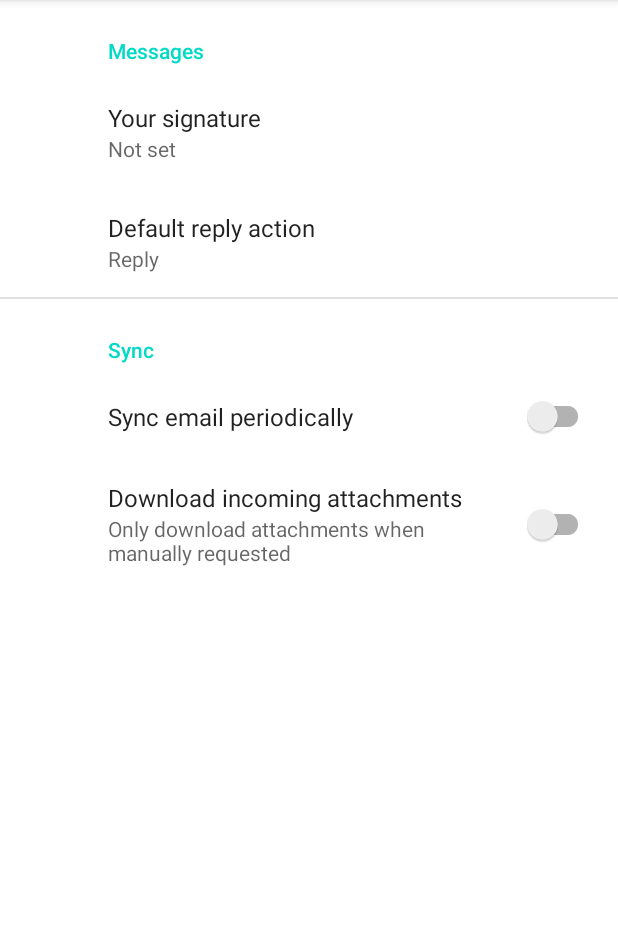
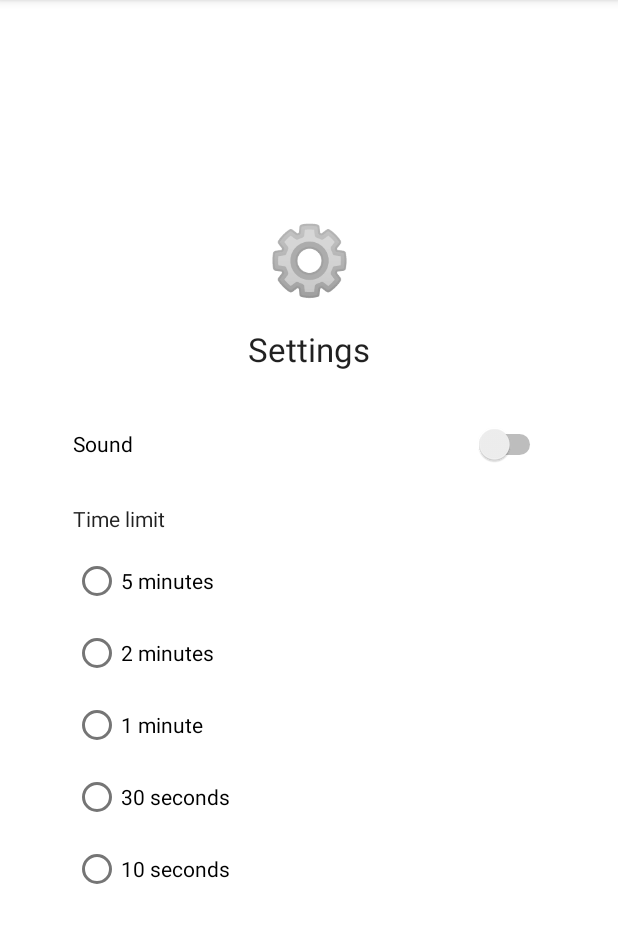
Before and after one commit to cszach/MathQuiz, an Android app: the SettingsFragment screen opened through its navigation route, on a phone screen of 412 x 824 dp, the part 84-1027 px from its top. Run offline under Robolectric (Android 15) with nearby library versions, the phone set to English and light mode, and no system bars.

Commit message:
[SettingsFragment] View

```diff
--- a/app/src/main/java/com/dnguy38/mathquiz/SettingsFragment.kt
+++ b/app/src/main/java/com/dnguy38/mathquiz/SettingsFragment.kt
@@ -1,11 +1,25 @@
 package com.dnguy38.mathquiz
 
 import android.os.Bundle
-import androidx.preference.PreferenceFragmentCompat
+import androidx.fragment.app.Fragment
+import android.view.LayoutInflater
+import android.view.View
+import android.view.ViewGroup
 
-class SettingsFragment : PreferenceFragmentCompat() {
+class SettingsFragment : Fragment() {
+    override fun onCreate(savedInstanceState: Bundle?) {
+        super.onCreate(savedInstanceState)
+    }
 
-    override fun onCreatePreferences(savedInstanceState: Bundle?, rootKey: String?) {
-        setPreferencesFromResource(R.xml.root_preferences, rootKey)
+    override fun onCreateView(
+        inflater: LayoutInflater, container: ViewGroup?,
+        savedInstanceState: Bundle?
+    ): View? {
+        return inflater.inflate(R.layout.fragment_settings, container, false)
+    }
+
+    companion object {
+        @JvmStatic
+        fun newInstance() = SettingsFragment()
     }
 }
--- /dev/null
+++ b/app/src/main/res/layout/fragment_settings.xml
@@ -0,0 +1,114 @@
+<?xml version="1.0" encoding="utf-8"?>
+<androidx.constraintlayout.widget.ConstraintLayout xmlns:android="http://schemas.android.com/apk/res/android"
+    xmlns:app="http://schemas.android.com/apk/res-auto"
+    xmlns:tools="http://schemas.android.com/tools"
+    android:id="@+id/frameLayout2"
+    android:layout_width="match_parent"
+    android:layout_height="match_parent"
+    tools:context=".SettingsFragment">
+
+    <TextView
+        android:id="@+id/settings_fragment_emoji_textView"
+        android:layout_width="wrap_content"
+        android:layout_height="wrap_content"
+        android:text="@string/settings_emoji"
+        android:textAppearance="@style/TextAppearance.AppCompat.Display2"
+        app:layout_constraintBottom_toBottomOf="parent"
+        app:layout_constraintEnd_toStartOf="@+id/guideline2"
+        app:layout_constraintStart_toStartOf="@+id/guideline"
+        app:layout_constraintTop_toTopOf="parent"
+        app:layout_constraintVertical_bias="0.2" />
+
+    <TextView
+        android:id="@+id/settings_fragment_name_textView"
+        android:layout_width="wrap_content"
+        android:layout_height="wrap_content"
+        android:layout_marginTop="16dp"
+        android:text="@string/text_settings"
+        android:textAppearance="@style/TextAppearance.AppCompat.Large"
+        app:layout_constraintEnd_toEndOf="parent"
+        app:layout_constraintStart_toStartOf="parent"
+        app:layout_constraintTop_toBottomOf="@+id/settings_fragment_emoji_textView" />
+
+    <androidx.constraintlayout.widget.Guideline
+        android:id="@+id/guideline"
+        android:layout_width="wrap_content"
+        android:layout_height="wrap_content"
+        android:orientation="vertical"
+        app:layout_constraintGuide_begin="49dp" />
+
+    <androidx.constraintlayout.widget.Guideline
+        android:id="@+id/guideline2"
+        android:layout_width="wrap_content"
+        android:layout_height="wrap_content"
+        android:orientation="vertical"
+        app:layout_constraintGuide_end="48dp" />
+
+    <androidx.constraintlayout.widget.Guideline
+        android:id="@+id/guideline3"
+        android:layout_width="wrap_content"
+        android:layout_height="wrap_content"
+        android:orientation="horizontal"
+        app:layout_constraintGuide_begin="256dp" />
+
+    <Switch
+        android:id="@+id/sound_switch"
+        android:layout_width="0dp"
+        android:layout_height="wrap_content"
+        android:layout_marginTop="16dp"
+        android:minHeight="48dp"
+        android:text="@string/text_sound"
+        app:layout_constraintEnd_toStartOf="@+id/guideline2"
+        app:layout_constraintStart_toStartOf="@+id/guideline"
+        app:layout_constraintTop_toTopOf="@+id/guideline3" />
+
+    <RadioGroup
+        android:id="@+id/time_limit_radioGroup"
+        android:layout_width="wrap_content"
+        android:layout_height="wrap_content"
+        android:layout_marginTop="8dp"
+        app:layout_constraintStart_toStartOf="@+id/guideline"
+        app:layout_constraintTop_toBottomOf="@+id/time_limit_section_heading">
+
+        <RadioButton
+            android:id="@+id/time_limit_1_radioButton"
+            android:layout_width="match_parent"
+            android:layout_height="wrap_content"
+            android:text="@string/text_5_minutes" />
+
+        <RadioButton
+            android:id="@+id/time_limit_2_radioButton"
+            android:layout_width="match_parent"
+            android:layout_height="wrap_content"
+            android:text="@string/text_2_minutes" />
+
+        <RadioButton
+            android:id="@+id/time_limit_3_radioButton"
+            android:layout_width="match_parent"
+            android:layout_height="wrap_content"
+            android:text="@string/text_1_minute" />
+
+        <RadioButton
+            android:id="@+id/time_limit_4_radioButton"
+            android:layout_width="match_parent"
+            android:layout_height="wrap_content"
+            android:text="@string/text_30_seconds" />
+
+        <RadioButton
+            android:id="@+id/time_limit_5_radioButton"
+            android:layout_width="match_parent"
+            android:layout_height="wrap_content"
+            android:text="@string/text_10_seconds" />
+    </RadioGroup>
+
+    <TextView
+        android:id="@+id/time_limit_section_heading"
+        android:layout_width="wrap_content"
+        android:layout_height="wrap_content"
+        android:layout_marginTop="16dp"
+        android:text="@string/text_time_limit"
+        android:textColor="?android:attr/textColorPrimary"
+        app:layout_constraintStart_toStartOf="@+id/guideline"
+        app:layout_constraintTop_toBottomOf="@+id/sound_switch" />
+
+</androidx.constraintlayout.widget.ConstraintLayout>
--- a/app/src/main/res/navigation/nav_graph.xml
+++ b/app/src/main/res/navigation/nav_graph.xml
@@ -14,11 +14,11 @@
             android:id="@+id/action_welcomeFragment_to_configurationFragment"
             app:destination="@id/configurationFragment" />
         <action
+            android:id="@+id/action_welcomeFragment_to_statisticsFragment"
+            app:destination="@id/statisticsFragment" />
+        <action
             android:id="@+id/action_welcomeFragment_to_settingsFragment"
             app:destination="@id/settingsFragment" />
-        <action
-            android:id="@+id/action_welcomeFragment_to_statisticsFragment"
-            app:destination="@id/statisticsFragment" />
     </fragment>
     <fragment
         android:id="@+id/configurationFragment"
@@ -39,14 +39,6 @@
             app:destination="@id/welcomeFragment" />
     </fragment>
     <fragment
-        android:id="@+id/settingsFragment"
-        android:name="com.dnguy38.mathquiz.SettingsFragment"
-        android:label="SettingsFragment" >
-        <action
-            android:id="@+id/action_settingsFragment_to_welcomeFragment"
-            app:destination="@id/welcomeFragment" />
-    </fragment>
-    <fragment
         android:id="@+id/statisticsFragment"
         android:name="com.dnguy38.mathquiz.StatisticsFragment"
         android:label="fragment_statistics"
@@ -55,4 +47,13 @@
             android:id="@+id/action_statisticsFragment_to_welcomeFragment"
             app:destination="@id/welcomeFragment" />
     </fragment>
+    <fragment
+        android:id="@+id/settingsFragment"
+        android:name="com.dnguy38.mathquiz.SettingsFragment"
+        android:label="fragment_settings"
+        tools:layout="@layout/fragment_settings" >
+        <action
+            android:id="@+id/action_settingsFragment_to_welcomeFragment"
+            app:destination="@id/welcomeFragment" />
+    </fragment>
 </navigation>
--- a/app/src/main/res/values/strings.xml
+++ b/app/src/main/res/values/strings.xml
@@ -20,4 +20,13 @@
     <string name="new_game_text">New game</string>
     <string name="settings_button_text">Settings</string>
     <string name="stats_button_text">Statistics</string>
+    <string name="text_settings">Settings</string>
+    <string name="text_sound">Sound</string>
+    <string name="text_5_minutes">5 minutes</string>
+    <string name="text_2_minutes">2 minutes</string>
+    <string name="text_1_minute">1 minute</string>
+    <string name="text_30_seconds">30 seconds</string>
+    <string name="text_10_seconds">10 seconds</string>
+    <string name="text_time_limit">Time limit</string>
+    <string name="settings_emoji">⚙️</string>
 </resources>
--- a/app/src/main/res/xml/root_preferences.xml
+++ /dev/null
@@ -1,35 +0,0 @@
-<PreferenceScreen xmlns:app="http://schemas.android.com/apk/res-auto">
-
-    <PreferenceCategory app:title="@string/messages_header">
-
-        <EditTextPreference
-            app:key="signature"
-            app:title="@string/signature_title"
-            app:useSimpleSummaryProvider="true" />
-
-        <ListPreference
-            app:defaultValue="reply"
-            app:entries="@array/reply_entries"
-            app:entryValues="@array/reply_values"
-            app:key="reply"
-            app:title="@string/reply_title"
-            app:useSimpleSummaryProvider="true" />
-
-    </PreferenceCategory>
-
-    <PreferenceCategory app:title="@string/sync_header">
-
-        <SwitchPreferenceCompat
-            app:key="sync"
-            app:title="@string/sync_title" />
-
-        <SwitchPreferenceCompat
-            app:dependency="sync"
-            app:key="attachment"
-            app:summaryOff="@string/attachment_summary_off"
-            app:summaryOn="@string/attachment_summary_on"
-            app:title="@string/attachment_title" />
-
-    </PreferenceCategory>
-
-</PreferenceScreen>
```
